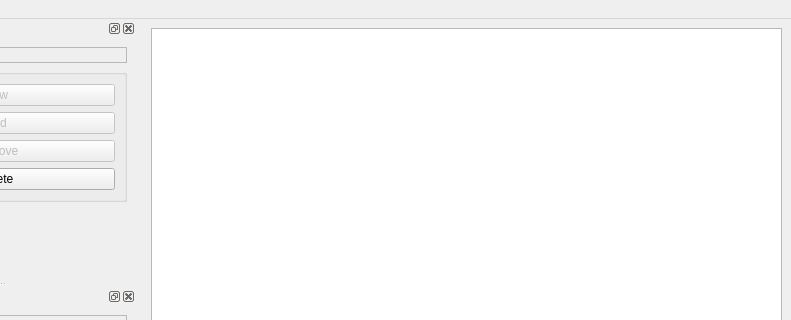
This is maya_script/BevelTool/src/Qt/UI/MWBevelToolMainWindow_io.ui in FengYusheng/MyUtils as Qt 5 draws it before an edit; both pictures show x 144 to 935 and y 0 to 320 of the 935 by 817 pixel window. The edited form follows.
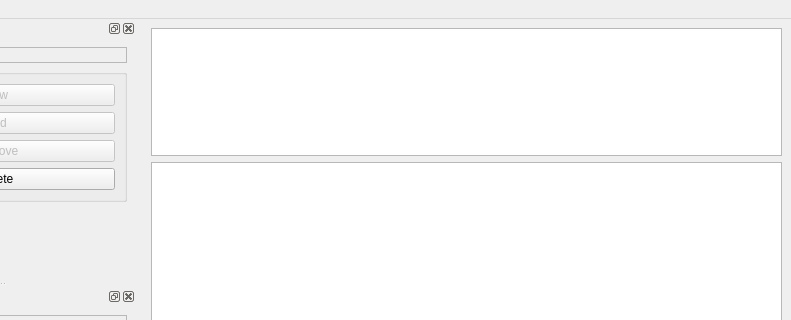
This is the edited form.

Commit message: TODO: highliget the bevel set containing the selected mesh.

```diff
--- a/maya_script/BevelTool/src/Qt/UI/MWBevelToolMainWindow_io.ui
+++ b/maya_script/BevelTool/src/Qt/UI/MWBevelToolMainWindow_io.ui
@@ -14,13 +14,31 @@
    <string>Mindwalk Bevel Tool</string>
   </property>
   <widget class="QWidget" name="centralwidget">
-   <layout class="QGridLayout" name="gridLayout">
-    <item row="0" column="0">
-     <widget class="QSplitter" name="splitter">
-      <property name="orientation">
-       <enum>Qt::Vertical</enum>
+   <layout class="QVBoxLayout" name="verticalLayout_5">
+    <item>
+     <widget class="QTreeView" name="selectionTreeView">
+      <property name="minimumSize">
+       <size>
+        <width>0</width>
+        <height>128</height>
+       </size>
       </property>
+      <property name="maximumSize">
+       <size>
+        <width>16777215</width>
+        <height>128</height>
+       </size>
+      </property>
+     </widget>
+    </item>
+    <item>
       <widget class="QTreeView" name="bevelSetTreeView">
+      <property name="minimumSize">
+       <size>
+        <width>0</width>
+        <height>251</height>
+       </size>
+      </property>
        <property name="selectionMode">
         <enum>QAbstractItemView::SingleSelection</enum>
        </property>
@@ -37,7 +55,6 @@
         <number>50</number>
        </attribute>
       </widget>
-     </widget>
     </item>
    </layout>
   </widget>
```
Left out of the diff: 2 changed lines with no effect on the pictures. Lines whose indentation alone changed are shown as unchanged. The commit also changes 7 other files.
